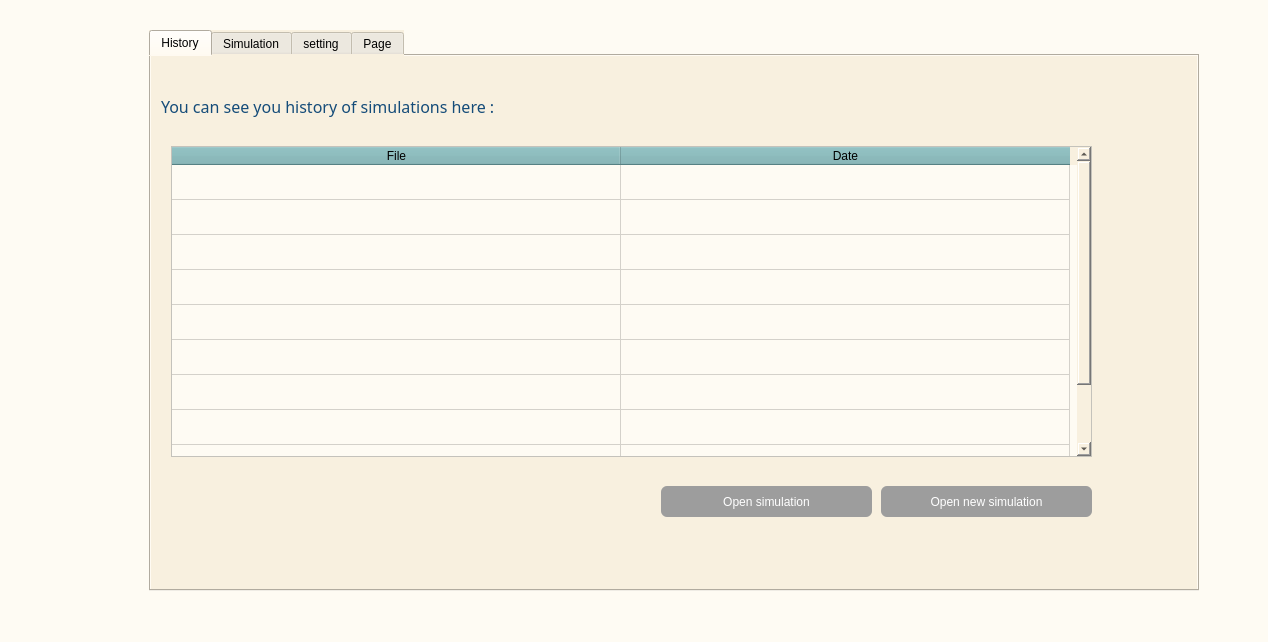
sajadghandehari/Design-ejector-simulation-software, file project/Apps.ui: the form before one commit.
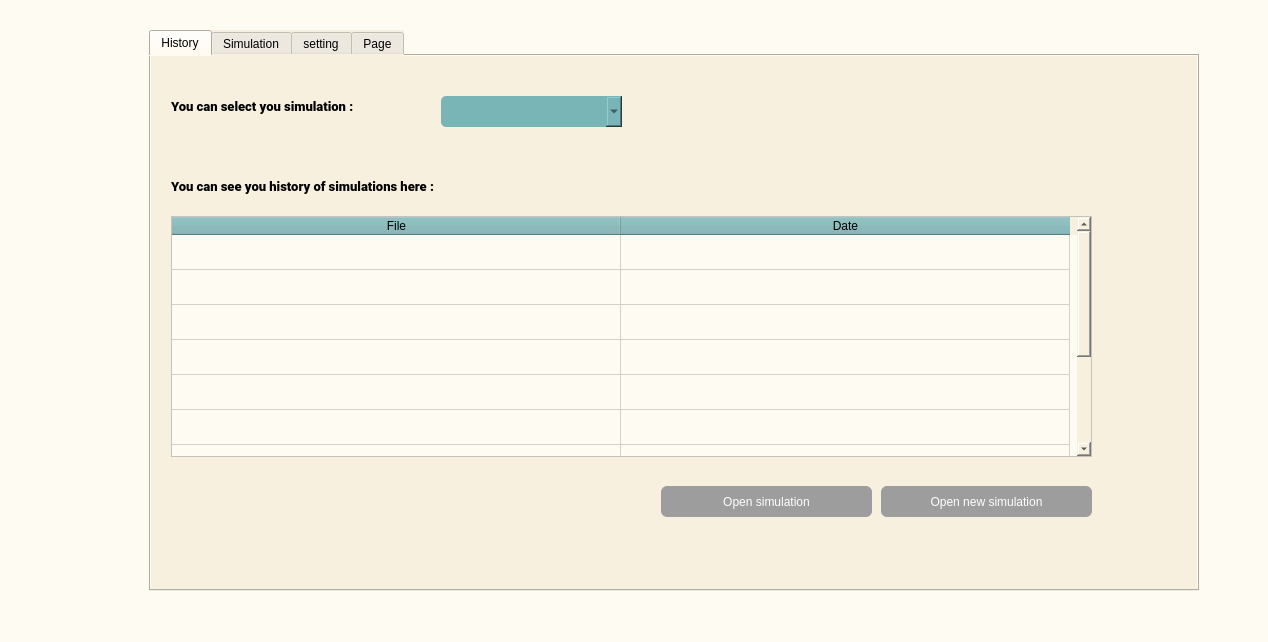
The form after the commit. The open tabs and pages were chosen to show the change. Icons and pictures are not drawn.

Commit message: conected open simulation in history page

Diff of the .ui file:
```diff
--- a/project/Apps.ui
+++ b/project/Apps.ui
@@ -111,7 +111,9 @@
     </property>
     <property name="styleSheet">
      <string notr="true">background-color: rgb(248, 240, 223);
-
+font: 87 9pt &quot;Roboto Black&quot;;
+color:   rgb(21,76,121);
+color: #000000;
 </string>
     </property>
     <property name="tabShape">
@@ -131,9 +133,9 @@
       <property name="geometry">
        <rect>
         <x>20</x>
-        <y>90</y>
+        <y>160</y>
         <width>921</width>
-        <height>311</height>
+        <height>241</height>
        </rect>
       </property>
       <property name="mouseTracking">
@@ -254,24 +256,25 @@
      <widget class="QLabel" name="label">
       <property name="geometry">
        <rect>
-        <x>10</x>
-        <y>30</y>
+        <x>20</x>
+        <y>110</y>
         <width>411</width>
         <height>41</height>
        </rect>
       </property>
       <property name="font">
        <font>
-        <family>Calibri (Body)</family>
-        <pointsize>12</pointsize>
-        <weight>9</weight>
+        <family>Roboto Black</family>
+        <pointsize>10</pointsize>
+        <weight>10</weight>
         <italic>false</italic>
         <bold>false</bold>
        </font>
       </property>
       <property name="styleSheet">
-       <string notr="true">font: 75 12pt &quot;Calibri (Body)&quot;;
-color:   rgb(21,76,121);</string>
+       <string notr="true">font: 87 10pt &quot;Roboto Black&quot;;
+color:   rgb(21,76,121);
+color: #000000;</string>
       </property>
       <property name="text">
        <string>You can see you history of simulations here :</string>
@@ -323,6 +326,53 @@
        <string>Open new simulation</string>
       </property>
      </widget>
+     <widget class="QComboBox" name="comboBox">
+      <property name="geometry">
+       <rect>
+        <x>290</x>
+        <y>40</y>
+        <width>181</width>
+        <height>31</height>
+       </rect>
+      </property>
+      <property name="styleSheet">
+       <string notr="true">font: 87 10pt &quot;Roboto Black&quot;;
+background-color: rgb(121, 180, 183);
+color: rgb(34, 40, 49);
+border-radius:5px;
+
+
+
+</string>
+      </property>
+     </widget>
+     <widget class="QLabel" name="label_15">
+      <property name="geometry">
+       <rect>
+        <x>20</x>
+        <y>30</y>
+        <width>251</width>
+        <height>41</height>
+       </rect>
+      </property>
+      <property name="font">
+       <font>
+        <family>Roboto Black</family>
+        <pointsize>10</pointsize>
+        <weight>10</weight>
+        <italic>false</italic>
+        <bold>false</bold>
+       </font>
+      </property>
+      <property name="styleSheet">
+       <string notr="true">font: 87 10pt &quot;Roboto Black&quot;;
+color:   rgb(21,76,121);
+color: #000000;</string>
+      </property>
+      <property name="text">
+       <string>You can select you simulation :</string>
+      </property>
+     </widget>
     </widget>
     <widget class="QWidget" name="Simulation">
      <attribute name="title">
```
Left out of the diff: 6 changed lines with no effect on the pictures. The commit also changes 8 other files.
